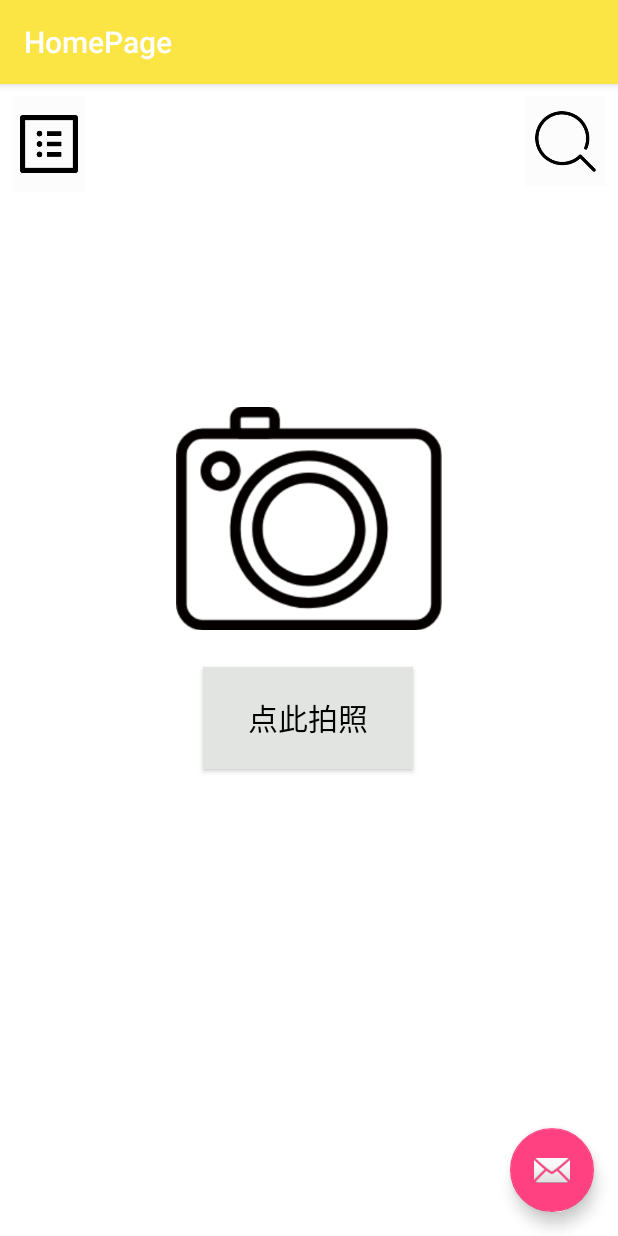
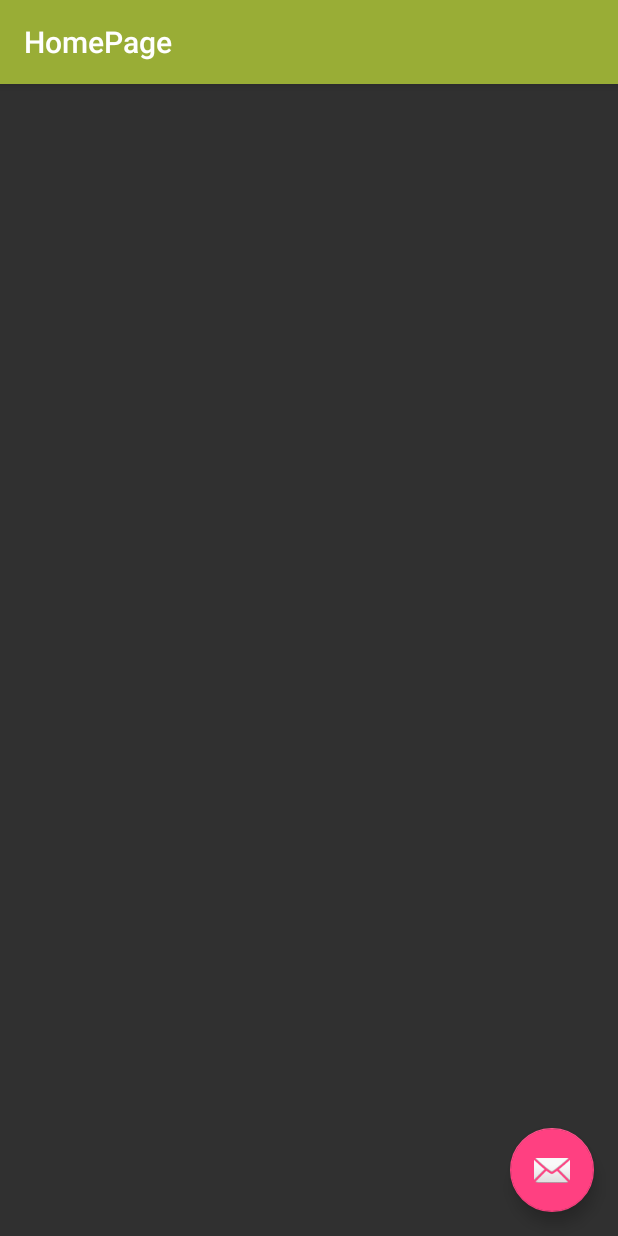
Before and after one commit to LostFrover/Food, an Android app: the HomePage screen opened directly, with no data from a screen before it, on a phone screen of 412 x 824 dp. Run offline under Robolectric (Android 15) with nearby library versions, the phone set to English and light mode, and no system bars; libraries missing offline, so code that uses them is left out: ir.mhkz.loginandregister.

Commit message:
Revert "修改主页界面"
This reverts commit 2c2942cdd39d16e96bfd8963163675a0f32638ee.

```diff
--- a/LoginAndSignup/app/src/main/res/layout/activity_home_page.xml
+++ b/LoginAndSignup/app/src/main/res/layout/activity_home_page.xml
@@ -15,7 +15,7 @@
             android:id="@+id/toolbar"
             android:layout_width="match_parent"
             android:layout_height="?attr/actionBarSize"
-            android:background="@color/yellow"
+            android:background="?attr/colorPrimary"
             app:popupTheme="@style/AppTheme.PopupOverlay" />
 
     </android.support.design.widget.AppBarLayout>
--- a/LoginAndSignup/app/src/main/res/layout/content_home_page.xml
+++ b/LoginAndSignup/app/src/main/res/layout/content_home_page.xml
@@ -4,66 +4,8 @@
     xmlns:tools="http://schemas.android.com/tools"
     android:layout_width="match_parent"
     android:layout_height="match_parent"
-    android:background="@color/cardview_light_background"
     app:layout_behavior="@string/appbar_scrolling_view_behavior"
     tools:context="ir.mhkz.loginandsignup.HomePage"
     tools:showIn="@layout/activity_home_page">
 
-    <ImageView
-        android:id="@+id/cameraImage"
-        android:layout_width="177dp"
-        android:layout_height="150dp"
-        android:layout_marginStart="8dp"
-        android:layout_marginTop="8dp"
-        android:layout_marginEnd="8dp"
-        android:layout_marginBottom="8dp"
-        app:layout_constraintBottom_toBottomOf="parent"
-        app:layout_constraintEnd_toEndOf="parent"
-        app:layout_constraintStart_toStartOf="parent"
-        app:layout_constraintTop_toTopOf="parent"
-        app:layout_constraintVertical_bias="0.343"
-        app:srcCompat="@drawable/camera" />
-
-    <Button
-        android:id="@+id/cameraBtn"
-        android:layout_width="140dp"
-        android:layout_height="68dp"
-        android:layout_marginStart="8dp"
-        android:layout_marginTop="8dp"
-        android:layout_marginEnd="8dp"
-        android:layout_marginBottom="8dp"
-        android:background="@color/white"
-        android:text="@string/cameraBtn"
-        android:textColor="@color/black"
-        android:textSize="20sp"
-        app:layout_constraintBottom_toBottomOf="parent"
-        app:layout_constraintEnd_toEndOf="parent"
-        app:layout_constraintHorizontal_bias="0.498"
-        app:layout_constraintStart_toStartOf="parent"
-        app:layout_constraintTop_toBottomOf="@+id/cameraImage"
-        app:layout_constraintVertical_bias="0.05" />
-
-    <ImageButton
-        android:id="@+id/homeDtlBtn"
-        android:layout_width="49dp"
-        android:layout_height="64dp"
-        android:layout_marginStart="8dp"
-        android:layout_marginTop="8dp"
-        android:background="@color/cardview_shadow_end_color"
-        android:scaleType="centerInside"
-        app:layout_constraintStart_toStartOf="parent"
-        app:layout_constraintTop_toTopOf="parent"
-        app:srcCompat="@drawable/detail" />
-
-    <ImageButton
-        android:id="@+id/searchBtn"
-        android:layout_width="54dp"
-        android:layout_height="60dp"
-        android:layout_marginTop="8dp"
-        android:layout_marginEnd="8dp"
-        android:background="@color/cardview_shadow_end_color"
-        android:scaleType="centerInside"
-        app:layout_constraintEnd_toEndOf="parent"
-        app:layout_constraintTop_toTopOf="parent"
-        app:srcCompat="@drawable/search" />
 </android.support.constraint.ConstraintLayout>
--- a/LoginAndSignup/app/src/main/res/values/colors.xml
+++ b/LoginAndSignup/app/src/main/res/values/colors.xml
@@ -5,6 +5,6 @@
     <color name="colorAccent">#FF4081</color>
     <color name="white">#E1E4E1</color>
     <color name="black">#000000</color>
-    <color name="yellow">#FBE544</color>
+    <color name="yellow">#D0EFC9</color>
     <color name="red">#B71C1C</color>
 </resources>
--- a/LoginAndSignup/app/src/main/res/values/strings.xml
+++ b/LoginAndSignup/app/src/main/res/values/strings.xml
@@ -11,5 +11,4 @@
     <string name="SignUp">注册</string>
     <string name="registrationPage">用户注册</string>
     <string name="title_activity_home_page">HomePage</string>
-    <string name="cameraBtn">点此拍照</string>
 </resources>
```
Also changed, not shown: LoginAndSignup/app/src/main/res/drawable/camera.png (deleted), LoginAndSignup/app/src/main/res/drawable/detail.png (deleted), LoginAndSignup/app/src/main/res/drawable/search.png (deleted).
